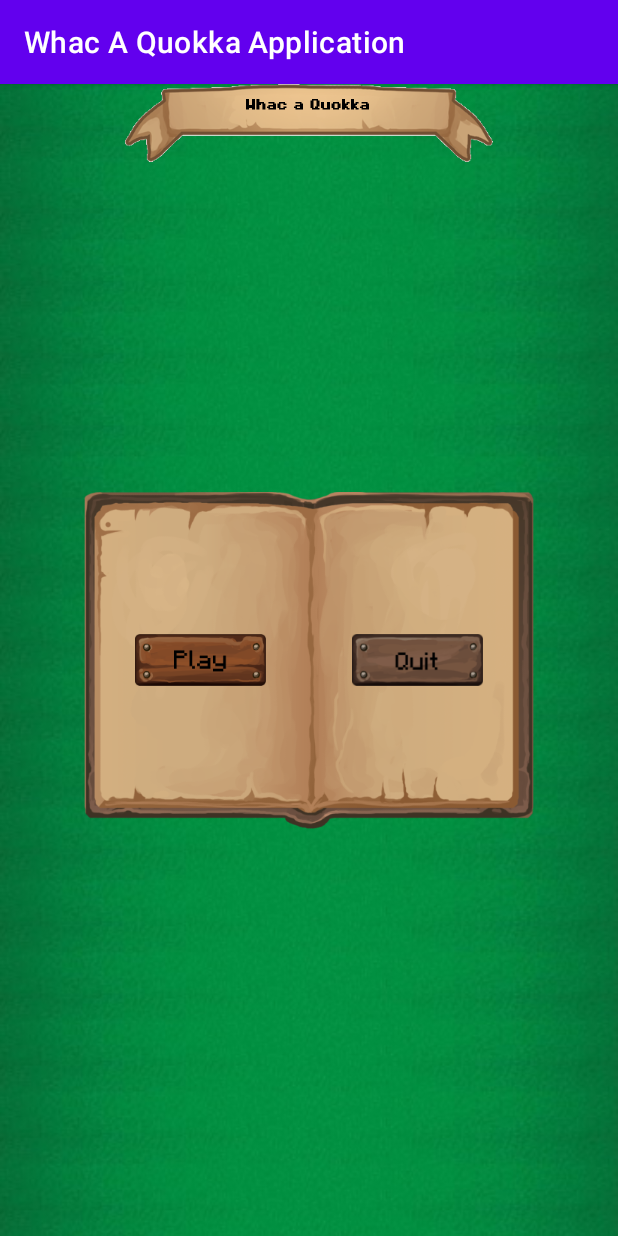
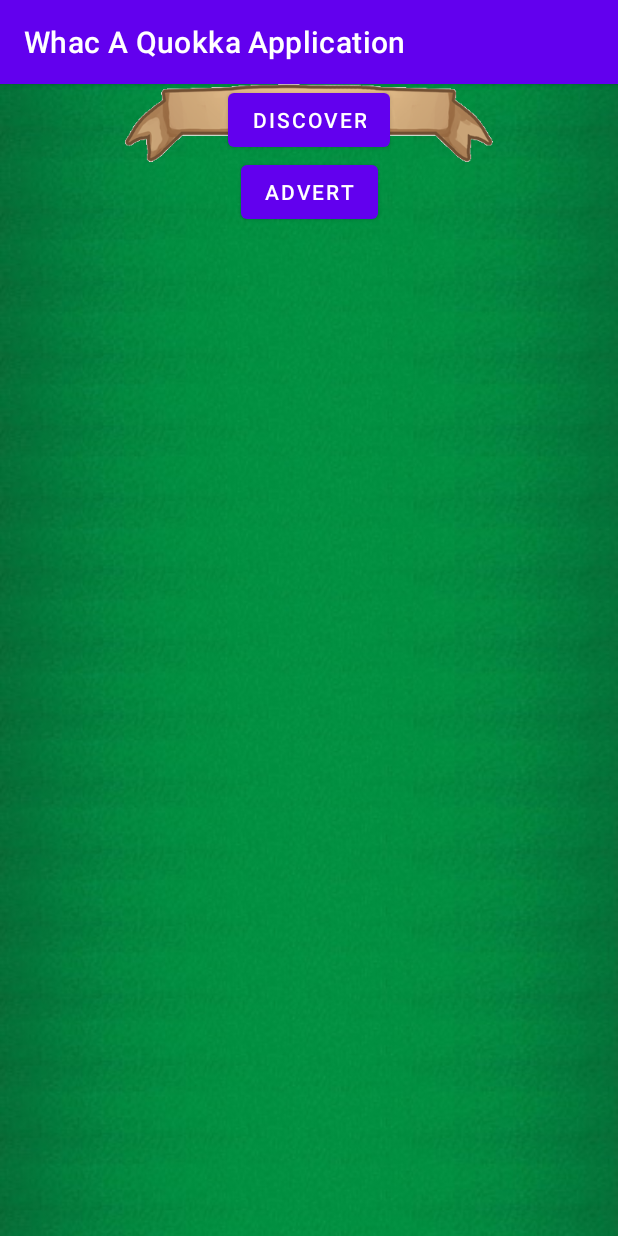
Before and after one commit to MelvynHerzig/AND_Project, an Android app: the screen it shows after launch (MainActivity), on a phone screen of 412 x 824 dp. Run offline under Robolectric (Android 15) with nearby library versions, the phone set to English and light mode, and no system bars.

Commit message:
Base struct

```diff
--- a/WhacAQuokkaApplication/app/src/main/java/com/and/whacaquokkaapplication/MainActivity.kt
+++ b/WhacAQuokkaApplication/app/src/main/java/com/and/whacaquokkaapplication/MainActivity.kt
@@ -1,11 +1,117 @@
 package com.and.whacaquokkaapplication
 
+import android.os.Bundle
+import android.provider.Settings
+import android.widget.Button
+import android.widget.Toast
 import androidx.appcompat.app.AppCompatActivity
-import android.os.Bundle
+import com.google.android.gms.nearby.Nearby
+import com.google.android.gms.nearby.connection.*
+import com.google.android.gms.tasks.OnFailureListener
+import com.google.android.gms.tasks.OnSuccessListener
+
 
 class MainActivity : AppCompatActivity() {
+
+    val STRATEGY: Strategy = Strategy.P2P_POINT_TO_POINT
+    val SERVICE_ID = "120001"
+
     override fun onCreate(savedInstanceState: Bundle?) {
         super.onCreate(savedInstanceState)
         setContentView(R.layout.activity_main)
+
+        findViewById<Button>(R.id.btnAdvert).setOnClickListener {
+            startAdvertising()
+        }
+
+        findViewById<Button>(R.id.btnDiscover).setOnClickListener {
+            startDiscovery()
+        }
+    }
+
+    private fun startAdvertising() {
+        val advertisingOptions = AdvertisingOptions.Builder().setStrategy(STRATEGY).build()
+        Nearby.getConnectionsClient(this)
+            .startAdvertising(
+                Settings.System.getString(contentResolver, Settings.Global.DEVICE_NAME), SERVICE_ID, connectionLifecycleCallback, advertisingOptions
+            )
+            .addOnSuccessListener(
+                OnSuccessListener {
+                    Toast.makeText(this, "start advert success listener", Toast.LENGTH_SHORT).show()
+                    })
+            .addOnFailureListener(
+                OnFailureListener {
+                    Toast.makeText(this, it.message, Toast.LENGTH_SHORT).show()
+                })
+    }
+
+
+    private fun startDiscovery() {
+        val discoveryOptions = DiscoveryOptions.Builder().setStrategy(STRATEGY).build()
+        Nearby.getConnectionsClient(this)
+            .startDiscovery(SERVICE_ID, endpointDiscoveryCallback, discoveryOptions)
+            .addOnSuccessListener {
+                Toast.makeText(this, "start discover success listener", Toast.LENGTH_SHORT).show()
+            }
+            .addOnFailureListener {
+                Toast.makeText(this, it.message, Toast.LENGTH_SHORT).show()
+            }
+    }
+
+    private val endpointDiscoveryCallback: EndpointDiscoveryCallback =
+        object : EndpointDiscoveryCallback() {
+            override fun onEndpointFound(endpointId: String, info: DiscoveredEndpointInfo) {
+                // An endpoint was found. We request a connection to it.
+                Nearby.getConnectionsClient(this@MainActivity)
+                    .requestConnection(Settings.System.getString(contentResolver, Settings.Global.DEVICE_NAME), endpointId, connectionLifecycleCallback)
+                    .addOnSuccessListener(
+                        OnSuccessListener {
+                            Toast.makeText(this@MainActivity, "discover callback success listener", Toast.LENGTH_SHORT).show()
+                        })
+                    .addOnFailureListener(
+                        OnFailureListener {
+                            Toast.makeText(this@MainActivity, "discover callback failure listener", Toast.LENGTH_SHORT).show()
+                        })
+            }
+
+            override fun onEndpointLost(endpointId: String) {
+                // A previously discovered endpoint has gone away.
+            }
+        }
+
+    private val connectionLifecycleCallback: ConnectionLifecycleCallback =
+        object : ConnectionLifecycleCallback() {
+            override fun onConnectionInitiated(endpointId: String, connectionInfo: ConnectionInfo) {
+                // Automatically accept the connection on both sides.
+                Nearby.getConnectionsClient(this@MainActivity).acceptConnection(endpointId, ReceiveBytesPayloadListener())
+            }
+
+            override fun onConnectionResult(endpointId: String, result: ConnectionResolution) {
+                when (result.status.statusCode) {
+                    ConnectionsStatusCodes.STATUS_OK -> {Toast.makeText(this@MainActivity, "on connection result OK", Toast.LENGTH_SHORT).show()}
+                    ConnectionsStatusCodes.STATUS_CONNECTION_REJECTED -> {Toast.makeText(this@MainActivity, "on connection result REJECTED", Toast.LENGTH_SHORT).show()}
+                    ConnectionsStatusCodes.STATUS_ERROR -> {Toast.makeText(this@MainActivity, "on connection result ERROR", Toast.LENGTH_SHORT).show()}
+                    else -> {}
+                }
+            }
+
+            override fun onDisconnected(endpointId: String) {
+                // We've been disconnected from this endpoint. No more data can be
+                // sent or received.
+            }
+        }
+
+    internal class ReceiveBytesPayloadListener : PayloadCallback() {
+        override fun onPayloadReceived(endpointId: String, payload: Payload) {
+            // This always gets the full data of the payload. Is null if it's not a BYTES payload.
+            if (payload.type == Payload.Type.BYTES) {
+                val receivedBytes = payload.asBytes()
+            }
+        }
+
+        override fun onPayloadTransferUpdate(endpointId: String, update: PayloadTransferUpdate) {
+            // Bytes payloads are sent as a single chunk, so you'll receive a SUCCESS update immediately
+            // after the call to onPayloadReceived().
+        }
     }
 }
--- a/WhacAQuokkaApplication/app/src/main/res/layout/activity_main.xml
+++ b/WhacAQuokkaApplication/app/src/main/res/layout/activity_main.xml
@@ -7,22 +7,12 @@
     tools:context=".MainActivity">
 
     <ImageView
+        android:id="@+id/imageView5"
         android:layout_width="match_parent"
         android:layout_height="wrap_content"
         android:contentDescription="@string/background_image"
         android:scaleType="centerCrop"
         android:src="@drawable/background"
-        app:layout_constraintBottom_toBottomOf="parent"
-        app:layout_constraintLeft_toLeftOf="parent"
-        app:layout_constraintRight_toRightOf="parent"
-        app:layout_constraintTop_toTopOf="parent" />
-
-    <ImageView
-        android:layout_width="300dp"
-        android:layout_height="wrap_content"
-        android:contentDescription="@string/background_image"
-        android:scaleType="centerInside"
-        android:src="@drawable/book"
         app:layout_constraintBottom_toBottomOf="parent"
         app:layout_constraintLeft_toLeftOf="parent"
         app:layout_constraintRight_toRightOf="parent"
@@ -37,26 +27,22 @@
         app:layout_constraintRight_toRightOf="parent"
         app:layout_constraintTop_toTopOf="parent" />
 
-    <ImageView
-        android:id="@+id/start_image_button"
+    <Button
+        android:id="@+id/btnDiscover"
         android:layout_width="wrap_content"
         android:layout_height="wrap_content"
-        android:contentDescription="@string/start_button"
-        android:paddingStart="90dp"
-        android:src="@drawable/btn_play"
-        app:layout_constraintBottom_toBottomOf="parent"
-        app:layout_constraintLeft_toLeftOf="parent"
+        android:text="Discover"
+        app:layout_constraintEnd_toEndOf="parent"
+        app:layout_constraintStart_toStartOf="parent"
         app:layout_constraintTop_toTopOf="parent" />
 
-    <ImageView
-        android:id="@+id/quit_image_button"
+    <Button
+        android:id="@+id/btnAdvert"
         android:layout_width="wrap_content"
         android:layout_height="wrap_content"
-        android:contentDescription="@string/quit_button"
-        android:paddingEnd="90dp"
-        android:src="@drawable/btn_quit"
-        app:layout_constraintBottom_toBottomOf="parent"
-        app:layout_constraintRight_toRightOf="parent"
-        app:layout_constraintTop_toTopOf="parent" />
+        android:text="Advert"
+        app:layout_constraintEnd_toEndOf="parent"
+        app:layout_constraintStart_toStartOf="parent"
+        app:layout_constraintTop_toBottomOf="@id/btnDiscover" />
 
 </androidx.constraintlayout.widget.ConstraintLayout>
```
Also changed, not shown: WhacAQuokkaApplication/app/src/main/AndroidManifest.xml (+5 -6 lines).
